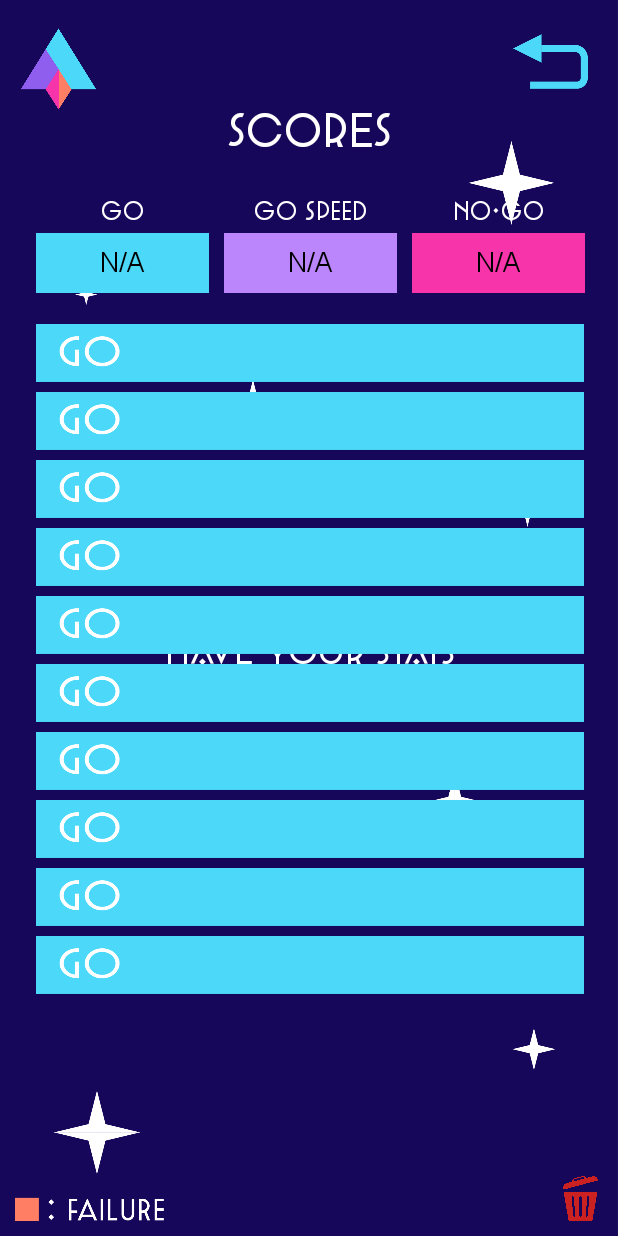
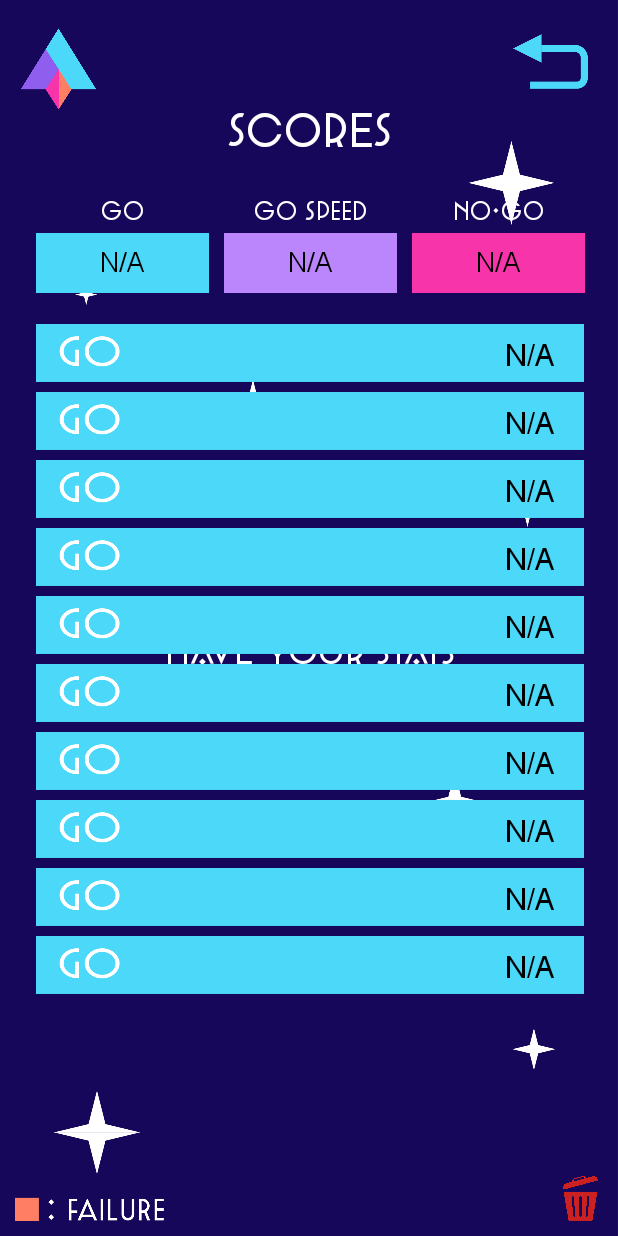
Before and after one commit to Chris-UMD/CMSC436-group16, an Android app: the layout stats.xml on its own in the app's theme, with its tools: preview values and no code run, on a phone screen of 412 x 824 dp. Run offline under Robolectric (Android 15) with nearby library versions, the phone set to English and light mode, and no system bars.

Commit message:
updated stats display to properly display data

```diff
--- a/Apollo/app/src/main/res/layout/stats.xml
+++ b/Apollo/app/src/main/res/layout/stats.xml
@@ -216,121 +216,191 @@
     />
 
     <!-- SESSION DATA 1 -->
-    <ImageView
+    <TextView
         android:id="@+id/event1"
         android:layout_width="365dp"
         android:layout_height="40dp"
         android:layout_marginLeft="5dp"
         android:layout_marginTop="5dp"
         android:background="@drawable/go_success"
+        android:fontFamily="@font/arial"
+        android:text="N/A"
+        android:textSize="20dp"
+        android:gravity="right"
+        android:paddingRight="20dp"
+        android:paddingTop="7dp"
+        android:textColor="@color/black"
         app:layout_constraintStart_toStartOf="@id/session_start"
         app:layout_constraintTop_toBottomOf="@id/session_start"
     />
 
     <!-- SESSION DATA 2 -->
-    <ImageView
+    <TextView
         android:id="@+id/event2"
         android:layout_width="365dp"
         android:layout_height="40dp"
         android:layout_marginLeft="5dp"
         android:layout_marginTop="5dp"
         android:background="@drawable/go_success"
+        android:fontFamily="@font/arial"
+        android:text="N/A"
+        android:textSize="20dp"
+        android:gravity="right"
+        android:paddingRight="20dp"
+        android:paddingTop="7dp"
+        android:textColor="@color/black"
         app:layout_constraintStart_toStartOf="@id/session_start"
         app:layout_constraintTop_toBottomOf="@id/event1"
     />
 
     <!-- SESSION DATA 3 -->
-    <ImageView
+    <TextView
         android:id="@+id/event3"
         android:layout_width="365dp"
         android:layout_height="40dp"
         android:layout_marginLeft="5dp"
         android:layout_marginTop="5dp"
         android:background="@drawable/go_success"
+        android:fontFamily="@font/arial"
+        android:text="N/A"
+        android:textSize="20dp"
+        android:gravity="right"
+        android:paddingRight="20dp"
+        android:paddingTop="7dp"
+        android:textColor="@color/black"
         app:layout_constraintStart_toStartOf="@id/session_start"
         app:layout_constraintTop_toBottomOf="@id/event2"
     />
 
     <!-- SESSION DATA 4 -->
-    <ImageView
+    <TextView
         android:id="@+id/event4"
         android:layout_width="365dp"
         android:layout_height="40dp"
         android:layout_marginLeft="5dp"
         android:layout_marginTop="5dp"
         android:background="@drawable/go_success"
+        android:fontFamily="@font/arial"
+        android:text="N/A"
+        android:textSize="20dp"
+        android:gravity="right"
+        android:paddingRight="20dp"
+        android:paddingTop="7dp"
+        android:textColor="@color/black"
         app:layout_constraintStart_toStartOf="@id/session_start"
         app:layout_constraintTop_toBottomOf="@id/event3"
     />
 
     <!-- SESSION DATA 5 -->
-    <ImageView
+    <TextView
         android:id="@+id/event5"
         android:layout_width="365dp"
         android:layout_height="40dp"
         android:layout_marginLeft="5dp"
         android:layout_marginTop="5dp"
         android:background="@drawable/go_success"
+        android:fontFamily="@font/arial"
+        android:text="N/A"
+        android:textSize="20dp"
+        android:gravity="right"
+        android:paddingRight="20dp"
+        android:paddingTop="7dp"
+        android:textColor="@color/black"
         app:layout_constraintStart_toStartOf="@id/session_start"
         app:layout_constraintTop_toBottomOf="@id/event4"
     />
 
     <!-- SESSION DATA 6 -->
-    <ImageView
+    <TextView
         android:id="@+id/event6"
         android:layout_width="365dp"
         android:layout_height="40dp"
         android:layout_marginLeft="5dp"
         android:layout_marginTop="5dp"
         android:background="@drawable/go_success"
+        android:fontFamily="@font/arial"
+        android:text="N/A"
+        android:textSize="20dp"
+        android:gravity="right"
+        android:paddingRight="20dp"
+        android:paddingTop="7dp"
+        android:textColor="@color/black"
         app:layout_constraintStart_toStartOf="@id/session_start"
         app:layout_constraintTop_toBottomOf="@id/event5"
     />
 
     <!-- SESSION DATA 7 -->
-    <ImageView
+    <TextView
         android:id="@+id/event7"
         android:layout_width="365dp"
         android:layout_height="40dp"
         android:layout_marginLeft="5dp"
         android:layout_marginTop="5dp"
         android:background="@drawable/go_success"
+        android:fontFamily="@font/arial"
+        android:text="N/A"
+        android:textSize="20dp"
+        android:gravity="right"
+        android:paddingRight="20dp"
+        android:paddingTop="7dp"
+        android:textColor="@color/black"
         app:layout_constraintStart_toStartOf="@id/session_start"
         app:layout_constraintTop_toBottomOf="@id/event6"
     />
 
     <!-- SESSION DATA 8 -->
-    <ImageView
+    <TextView
         android:id="@+id/event8"
         android:layout_width="365dp"
         android:layout_height="40dp"
         android:layout_marginLeft="5dp"
         android:layout_marginTop="5dp"
         android:background="@drawable/go_success"
+        android:fontFamily="@font/arial"
+        android:text="N/A"
+        android:textSize="20dp"
+        android:gravity="right"
+        android:paddingRight="20dp"
+        android:paddingTop="7dp"
+        android:textColor="@color/black"
         app:layout_constraintStart_toStartOf="@id/session_start"
         app:layout_constraintTop_toBottomOf="@id/event7"
     />
 
     <!-- SESSION DATA 9 -->
-    <ImageView
+    <TextView
         android:id="@+id/event9"
         android:layout_width="365dp"
         android:layout_height="40dp"
         android:layout_marginLeft="5dp"
         android:layout_marginTop="5dp"
         android:background="@drawable/go_success"
+        android:fontFamily="@font/arial"
+        android:text="N/A"
+        android:textSize="20dp"
+        android:gravity="right"
+        android:paddingRight="20dp"
+        android:paddingTop="7dp"
+        android:textColor="@color/black"
         app:layout_constraintStart_toStartOf="@id/session_start"
         app:layout_constraintTop_toBottomOf="@id/event8"
     />
 
     <!-- SESSION DATA 10 -->
-    <ImageView
+    <TextView
         android:id="@+id/event10"
         android:layout_width="365dp"
         android:layout_height="40dp"
         android:layout_marginLeft="5dp"
         android:layout_marginTop="5dp"
         android:background="@drawable/go_success"
+        android:fontFamily="@font/arial"
+        android:text="N/A"
+        android:textSize="20dp"
+        android:gravity="right"
+        android:paddingRight="20dp"
+        android:paddingTop="7dp"
+        android:textColor="@color/black"
         app:layout_constraintStart_toStartOf="@id/session_start"
         app:layout_constraintTop_toBottomOf="@id/event9"
     />
```
Also changed, not shown: Apollo/app/src/main/java/com/example/apollo/Stats.kt (+51 -25 lines).
